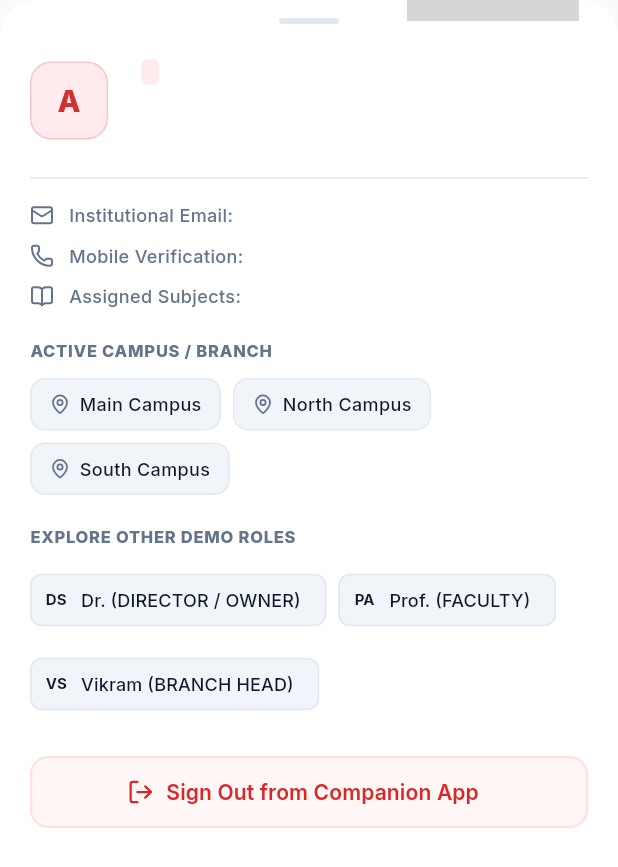
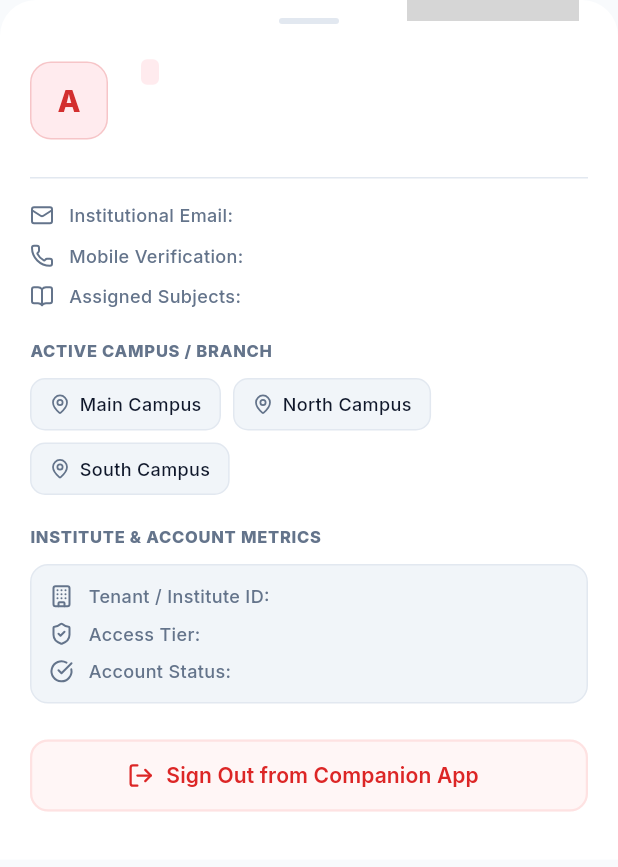
Before and after one commit to sanjoy-ss/startup-projects, a Flutter app: the UserProfileModal widget shown alone on an empty page, opened directly, on a phone screen of 412 x 824 dp. Shown: the top 867 px of the screen. Run offline on Flutter 3.47's test engine with Material 3 defaults, Android fonts, the phone set to English and light mode, and no system bars; our stand-ins replace cloud_firestore, connectivity_plus, dio, firebase_auth, firebase_core, flutter_svg and 5 more; accounts and stored records are empty; key blocks and very long unbroken strings in the code were emptied for the run; grey boxes are pictures that could not be loaded.

Commit message:
refactor(auth): remove static demo profiles and update user profile modal

```diff
--- a/alogyan_app/lib/features/auth/models/user_model.dart
+++ b/alogyan_app/lib/features/auth/models/user_model.dart
@@ -148,53 +148,4 @@ class UserModel {
       createdAt: map['createdAt'] != null ? DateTime.tryParse(map['createdAt'].toString()) : null,
     );
   }
-
-  // Preset educator profiles for rapid testing and zero-friction verification
-  static const List<UserModel> demoProfiles = [
-    UserModel(
-      uid: 'user_sanjoy_01',
-      name: 'Dr. Sanjoy Sarkar',
-      email: 'sanjoy@alogyan.com',
-      phone: '+919876543210',
-      role: 'owner',
-      instituteId: 'alogyan_academy',
-      instituteName: 'Alogyan Academy',
-      branchIds: ['main-campus', 'north-branch'],
-      activeBranchId: 'main-campus',
-      activeBranchName: 'Main Campus',
-      assignedBatchIds: ['batch_phy_10', 'batch_math_12'],
-      designation: 'Founder & Senior Physics Faculty',
-      subject: 'Physics & Higher Mathematics',
-    ),
-    UserModel(
-      uid: 'user_anita_02',
-      name: 'Prof. Anita Roy',
-      email: 'anita.roy@alogyan.com',
-      phone: '+919876543211',
-      role: 'teacher',
-      instituteId: 'alogyan_academy',
-      instituteName: 'Alogyan Academy',
-      branchIds: ['north-branch'],
-      activeBranchId: 'north-branch',
-      activeBranchName: 'North Campus',
-      assignedBatchIds: ['batch_math_10'],
-      designation: 'Mathematics Faculty',
-      subject: 'Class 10 & 12 Mathematics',
-    ),
-    UserModel(
-      uid: 'user_vikram_03',
-      name: 'Vikram Sen',
-      email: 'vikram.sen@alogyan.com',
-      phone: '+919876543212',
-      role: 'branch_manager',
-      instituteId: 'alogyan_academy',
-      instituteName: 'Alogyan Academy',
-      branchIds: ['main-campus', 'north-branch', 'south-campus'],
-      activeBranchId: 'south-campus',
-      activeBranchName: 'South Campus',
-      assignedBatchIds: [],
-      designation: 'Academic Head & Coordinator',
-      subject: 'Classroom Operations',
-    ),
-  ];
 }
--- a/alogyan_app/lib/features/auth/widgets/user_profile_modal.dart
+++ b/alogyan_app/lib/features/auth/widgets/user_profile_modal.dart
@@ -197,9 +197,9 @@ class UserProfileModal extends StatelessWidget {
             ),
             const SizedBox(height: 20),
 
-            // Demo Profile Switcher (Accessible after login)
+            // Institution & Account Details
             const Text(
-              'EXPLORE OTHER DEMO ROLES',
+              'INSTITUTE & ACCOUNT METRICS',
               style: TextStyle(
                 fontSize: 11,
                 fontWeight: FontWeight.w800,
@@ -208,53 +208,22 @@ class UserProfileModal extends StatelessWidget {
               ),
             ),
             const SizedBox(height: 10),
-            Wrap(
-              spacing: 8,
-              runSpacing: 8,
-              children: UserModel.demoProfiles.map((demo) {
-                final isCurrent = user.uid == demo.uid;
-                return ActionChip(
-                  avatar: CircleAvatar(
-                    backgroundColor: isCurrent
-                        ? AlogyanColors.primary
-                        : AlogyanColors.surfaceMuted,
-                    child: Text(
-                      demo.initials,
-                      style: TextStyle(
-                        fontSize: 10,
-                        fontWeight: FontWeight.bold,
-                        color: isCurrent
-                            ? Colors.white
-                            : AlogyanColors.textPrimary,
-                      ),
-                    ),
-                  ),
-                  label: Text(
-                    '${demo.name.split(' ').first} (${demo.roleDisplay})',
-                    style: TextStyle(
-                      fontSize: 12,
-                      fontWeight: isCurrent ? FontWeight.w700 : FontWeight.w500,
-                      color: isCurrent
-                          ? AlogyanColors.primary
-                          : AlogyanColors.textPrimary,
-                    ),
-                  ),
-                  backgroundColor: isCurrent
-                      ? AlogyanColors.primaryLight
-                      : AlogyanColors.surfaceMuted,
-                  side: BorderSide(
-                    color: isCurrent
-                        ? AlogyanColors.primary
-                        : AlogyanColors.border,
-                  ),
-                  onPressed: () {
-                    if (!isCurrent) {
-                      Navigator.pop(context);
-                      authController.loginWithDemo(demo);
-                    }
-                  },
-                );
-              }).toList(),
+            Container(
+              padding: const EdgeInsets.all(12),
+              decoration: BoxDecoration(
+                color: AlogyanColors.surfaceMuted,
+                borderRadius: BorderRadius.circular(12),
+                border: Border.all(color: AlogyanColors.border),
+              ),
+              child: Column(
+                children: [
+                  _buildInfoRow(LucideIcons.building, 'Tenant / Institute ID', user.instituteId),
+                  const SizedBox(height: 8),
+                  _buildInfoRow(LucideIcons.shieldCheck, 'Access Tier', user.roleDisplay),
+                  const SizedBox(height: 8),
+                  _buildInfoRow(LucideIcons.checkCircle, 'Account Status', user.status.toUpperCase()),
+                ],
+              ),
             ),
 
             const SizedBox(height: 24),
```
Also changed, not shown: 1 other file.
